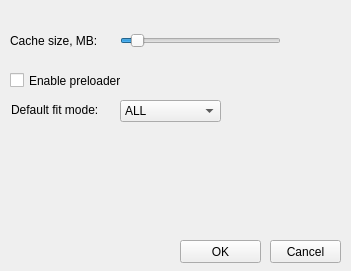
The window that settingsdialog.ui (zackxue/qimgv) describes before a commit, drawn with Qt 5.
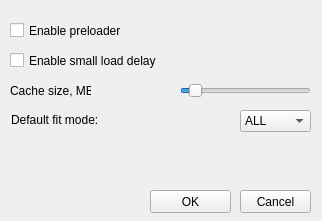
The same window after the commit.

Commit message: VERSION 0.28 - refactoring of mainwindow and core classes - some work on loader (move all loading operations to off-thread) - option to introduce load delay (eliminates flicker/lag when quickly   scrolling through directory)

Diff of the .ui file:
```diff
--- a/settingsdialog.ui
+++ b/settingsdialog.ui
@@ -6,19 +6,43 @@
    <rect>
     <x>0</x>
     <y>0</y>
-    <width>351</width>
-    <height>271</height>
+    <width>322</width>
+    <height>221</height>
    </rect>
   </property>
+  <property name="sizePolicy">
+   <sizepolicy hsizetype="Fixed" vsizetype="Fixed">
+    <horstretch>0</horstretch>
+    <verstretch>0</verstretch>
+   </sizepolicy>
+  </property>
+  <property name="minimumSize">
+   <size>
+    <width>322</width>
+    <height>221</height>
+   </size>
+  </property>
+  <property name="maximumSize">
+   <size>
+    <width>322</width>
+    <height>221</height>
+   </size>
+  </property>
+  <property name="baseSize">
+   <size>
+    <width>322</width>
+    <height>221</height>
+   </size>
+  </property>
   <property name="windowTitle">
    <string>Dialog</string>
   </property>
   <widget class="QSlider" name="cacheSlider">
    <property name="geometry">
     <rect>
-     <x>120</x>
-     <y>30</y>
-     <width>161</width>
+     <x>180</x>
+     <y>80</y>
+     <width>131</width>
      <height>22</height>
     </rect>
    </property>
@@ -42,8 +66,8 @@
    <property name="geometry">
     <rect>
      <x>10</x>
-     <y>30</y>
-     <width>101</width>
+     <y>80</y>
+     <width>81</width>
      <height>21</height>
     </rect>
    </property>
@@ -54,9 +78,9 @@
   <widget class="QLabel" name="cacheLabel2">
    <property name="geometry">
     <rect>
-     <x>290</x>
-     <y>30</y>
-     <width>46</width>
+     <x>150</x>
+     <y>80</y>
+     <width>21</width>
      <height>21</height>
     </rect>
    </property>
@@ -67,8 +91,8 @@
   <widget class="QPushButton" name="Cancel">
    <property name="geometry">
     <rect>
-     <x>270</x>
-     <y>240</y>
+     <x>240</x>
+     <y>190</y>
      <width>71</width>
      <height>23</height>
     </rect>
@@ -80,8 +104,8 @@
   <widget class="QPushButton" name="OK">
    <property name="geometry">
     <rect>
-     <x>180</x>
-     <y>240</y>
+     <x>150</x>
+     <y>190</y>
      <width>81</width>
      <height>23</height>
     </rect>
@@ -94,7 +118,7 @@
    <property name="geometry">
     <rect>
      <x>11</x>
-     <y>100</y>
+     <y>110</y>
      <width>101</width>
      <height>20</height>
     </rect>
@@ -106,9 +130,9 @@
   <widget class="QComboBox" name="fitModeComboBox">
    <property name="geometry">
     <rect>
-     <x>120</x>
-     <y>100</y>
-     <width>101</width>
+     <x>240</x>
+     <y>110</y>
+     <width>71</width>
      <height>22</height>
     </rect>
    </property>
@@ -132,8 +156,8 @@
    <property name="geometry">
     <rect>
      <x>10</x>
-     <y>70</y>
-     <width>111</width>
+     <y>20</y>
+     <width>151</width>
      <height>21</height>
     </rect>
    </property>
@@ -141,6 +165,22 @@
     <string>Enable preloader</string>
    </property>
   </widget>
+  <widget class="QCheckBox" name="loadDelayCheckBox">
+   <property name="geometry">
+    <rect>
+     <x>10</x>
+     <y>50</y>
+     <width>151</width>
+     <height>21</height>
+    </rect>
+   </property>
+   <property name="toolTip">
+    <string>Enable to reduce lag during fast image scrolling. Disable for max responsiveness.</string>
+   </property>
+   <property name="text">
+    <string>Enable small load delay</string>
+   </property>
+  </widget>
  </widget>
  <resources/>
  <connections>
```
Left out of the diff: 6 changed lines with no effect on the pictures. The commit also changes 12 other files.
